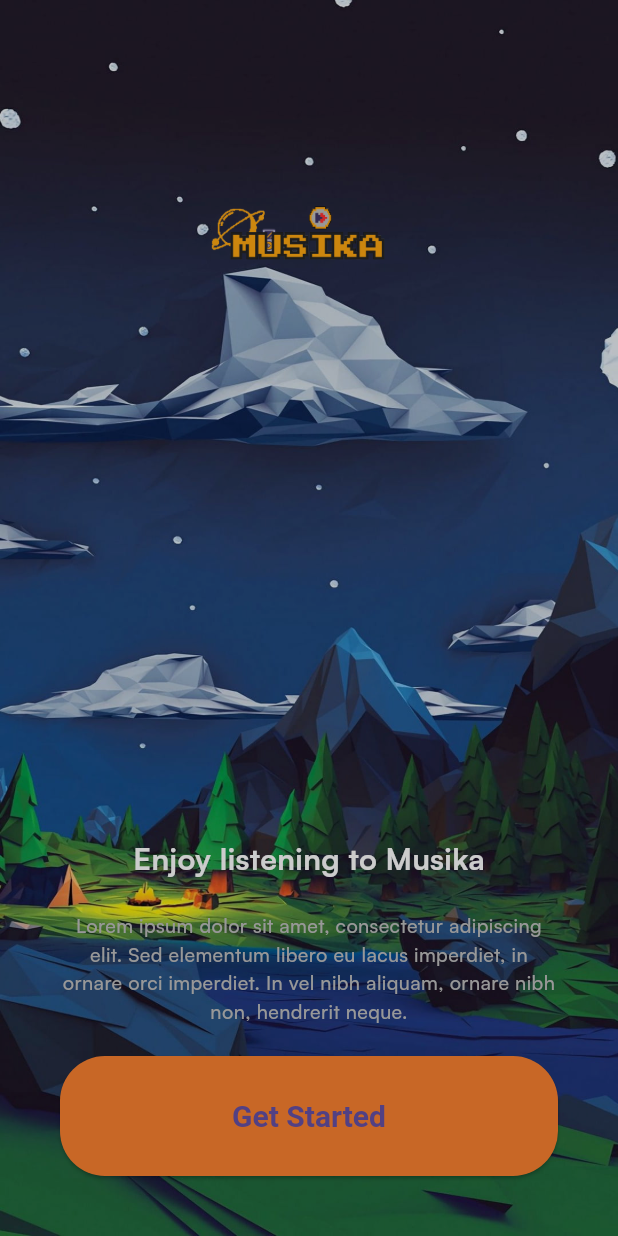
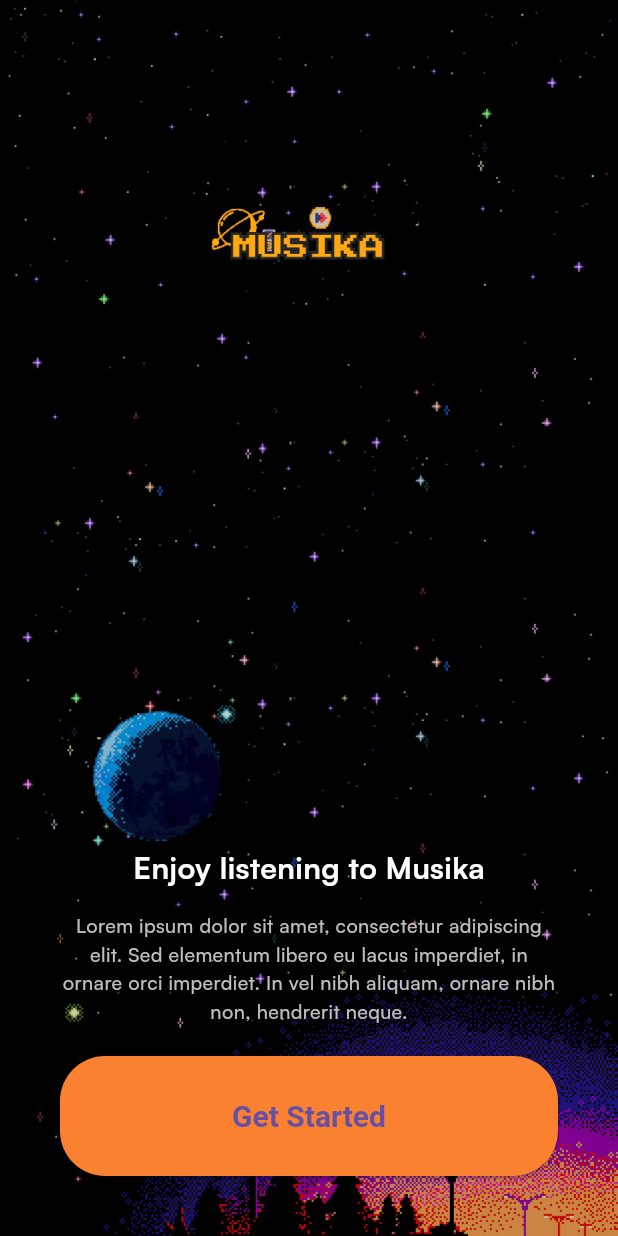
Before and after one commit to Grimmmm0/Musika, a Flutter app: the screen it shows after launch, on a phone screen of 412 x 824 dp. Run offline on Flutter 3.47's test engine with Material 3 defaults, Android fonts, the phone set to English and light mode, and no system bars; our stand-ins replace flutter_svg.

Commit message:
New Assets Added and some were removed or changed, Get Started Page Almost Done

```diff
--- a/lib/core/configs/assets/app_images.dart
+++ b/lib/core/configs/assets/app_images.dart
@@ -1,6 +1,8 @@
 class AppImages {
   static const String basePath = 'assets/images/';
   static const String introBG = '${basePath}intro_bg.png';
+
+  static const String chooseModeBG = '${basePath}choose_mode_bg.png';
 }
 
 class AppLogo {
--- a/lib/core/configs/assets/app_vectors.dart
+++ b/lib/core/configs/assets/app_vectors.dart
@@ -3,4 +3,6 @@ class AppVectors {
   static const String format = '.svg';
 
   static const String logo = '${basePath}logoMusika$format';
+  static const String sunLogo = '${basePath}sun$format';
+  static const String moonLogo = '${basePath}moon$format';
 }
--- a/lib/presentation/introduction/pages/get_started.dart
+++ b/lib/presentation/introduction/pages/get_started.dart
@@ -2,6 +2,7 @@ import 'package:flutter/material.dart';
 import 'package:musika/common/widgets/button/basic_app_button.dart';
 import 'package:musika/core/configs/assets/app_images.dart';
 import 'package:musika/core/configs/theme/app_colors.dart';
+import 'package:musika/presentation/choose_mode/pages/choose_mode.dart';
 
 class GetStartedPage extends StatelessWidget {
   const GetStartedPage({super.key});
@@ -18,15 +19,24 @@ class GetStartedPage extends StatelessWidget {
             ),
             decoration: const BoxDecoration(
                 image: DecorationImage(
-                    fit: BoxFit.fill,
+                    fit: BoxFit.cover,
                     image: AssetImage(AppImages.introBG)
                     )
                     ),
+          ),
 
+          Container(
+            color: Colors.black.withOpacity(0.20),
+          ),
+          Padding(
+            padding: const EdgeInsets.symmetric(
+              vertical: 40,
+              horizontal: 40
+            ),
             child: Column(
                         children: [
                          const Align(
-                        alignment: Alignment.topCenter,
+                          alignment: Alignment.center,
                            child: Image(image:
                            AssetImage(AppLogo.introLogo),
                             width: 150, height: 250),
@@ -42,7 +52,7 @@ class GetStartedPage extends StatelessWidget {
                             ),
                           ),
 
-                        const SizedBox(height: 21),
+                          const SizedBox(height: 15),
 
                             const Text(
                             'Lorem ipsum dolor sit amet, consectetur adipiscing elit. Sed elementum libero eu lacus imperdiet, in ornare orci imperdiet. In vel nibh aliquam, ornare nibh non, hendrerit neque.',
@@ -55,15 +65,17 @@ class GetStartedPage extends StatelessWidget {
                           ),
                           const SizedBox(height: 20,),
                           BasicAppButton(onPressed: () {
-
+                              Navigator.push(
+                                context,
+                              MaterialPageRoute(
+                                builder: (BuildContext context) => const ChooseModePage()
+                                )
+                                );
                           },
                           title: 'Get Started')
                         ],
                       ),
           ),
-          Container(
-            color: Colors.black.withOpacity(0.20),
-          )
         ],
       ),
     );
```
Also changed, not shown: lib/presentation/choose_mode/pages/choose_mode.dart (added, +120 -0 lines), assets/images/intro_bg.png, assets/vectors/moon.svg (added), assets/vectors/sun.svg (added), 1 other file. Lines whose indentation alone changed are shown as unchanged.
